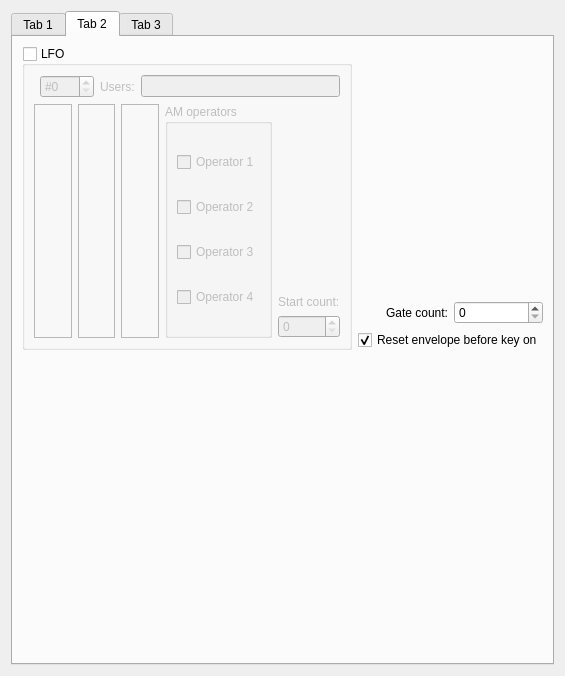
The window that BambooTracker/gui/instrument_editor/instrument_editor_fm_form.ui (BambooTracker/BambooTracker) describes before a commit, drawn with Qt 5.
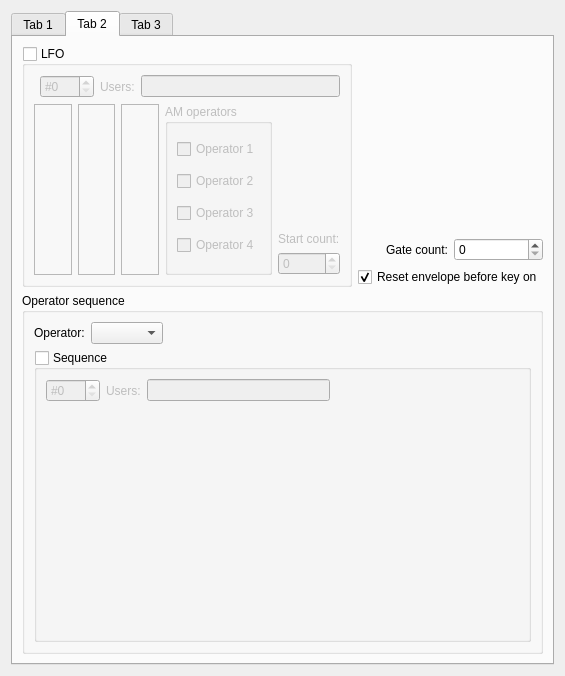
The same window after the commit. The open tabs and pages were chosen to show the change. Custom widgets are drawn as their Qt base class.

Commit message: Add FM operator sequence macro

What changed in the file:
```diff
--- a/BambooTracker/gui/instrument_editor/instrument_editor_fm_form.ui
+++ b/BambooTracker/gui/instrument_editor/instrument_editor_fm_form.ui
@@ -144,7 +144,7 @@
       <attribute name="title">
        <string>Tab 2</string>
       </attribute>
-      <layout class="QGridLayout" name="gridLayout_3">
+      <layout class="QGridLayout" name="gridLayout_3" rowstretch="4,6,0" columnstretch="0,0,0">
        <item row="0" column="0">
         <widget class="QGroupBox" name="lfoGroupBox">
          <property name="title">
@@ -325,18 +325,95 @@
          </item>
         </layout>
        </item>
-       <item row="1" column="0">
-        <spacer name="verticalSpacer">
-         <property name="orientation">
-          <enum>Qt::Vertical</enum>
+       <item row="1" column="0" rowspan="2" colspan="2">
+        <widget class="QGroupBox" name="groupBox">
+         <property name="title">
+          <string>Operator sequence</string>
          </property>
-         <property name="sizeHint" stdset="0">
-          <size>
-           <width>20</width>
-           <height>40</height>
-          </size>
-         </property>
-        </spacer>
+         <layout class="QGridLayout" name="gridLayout_12">
+          <item row="0" column="0">
+           <widget class="QLabel" name="opSeqTypeLabel">
+            <property name="text">
+             <string>Operator:</string>
+            </property>
+           </widget>
+          </item>
+          <item row="0" column="1">
+           <widget class="QComboBox" name="opSeqTypeComboBox"/>
+          </item>
+          <item row="0" column="2">
+           <spacer name="horizontalSpacer">
+            <property name="orientation">
+             <enum>Qt::Horizontal</enum>
+            </property>
+            <property name="sizeHint" stdset="0">
+             <size>
+              <width>40</width>
+              <height>20</height>
+             </size>
+            </property>
+           </spacer>
+          </item>
+          <item row="1" column="0" colspan="3">
+           <widget class="QGroupBox" name="opSeqEditGroupBox">
+            <property name="title">
+             <string>Sequence</string>
+            </property>
+            <property name="checkable">
+             <bool>true</bool>
+            </property>
+            <property name="checked">
+             <bool>false</bool>
+            </property>
+            <layout class="QGridLayout" name="gridLayout_10">
+             <item row="1" column="0" colspan="4">
+              <widget class="VisualizedInstrumentMacroEditor" name="opSeqEditor" native="true"/>
+             </item>
+             <item row="0" column="3">
+              <spacer name="horizontalSpacer_5">
+               <property name="orientation">
+                <enum>Qt::Horizontal</enum>
+               </property>
+               <property name="sizeHint" stdset="0">
+                <size>
+                 <width>40</width>
+                 <height>20</height>
+                </size>
+               </property>
+              </spacer>
+             </item>
+             <item row="0" column="2">
+              <widget class="QLineEdit" name="opSeqUsersLineEdit">
+               <property name="enabled">
+                <bool>false</bool>
+               </property>
+               <property name="readOnly">
+                <bool>true</bool>
+               </property>
+              </widget>
+             </item>
+             <item row="0" column="0">
+              <widget class="QSpinBox" name="opSeqNumSpinBox">
+               <property name="prefix">
+                <string>#</string>
+               </property>
+               <property name="maximum">
+                <number>127</number>
+               </property>
+              </widget>
+             </item>
+             <item row="0" column="1" alignment="Qt::AlignRight">
+              <widget class="QLabel" name="opSeqUsersLabel">
+               <property name="text">
+                <string>Users:</string>
+               </property>
+              </widget>
+             </item>
+            </layout>
+           </widget>
+          </item>
+         </layout>
+        </widget>
        </item>
       </layout>
      </widget>
```
Left out of the diff: 4 changed lines with no effect on the pictures. The commit also changes 17 other files.
